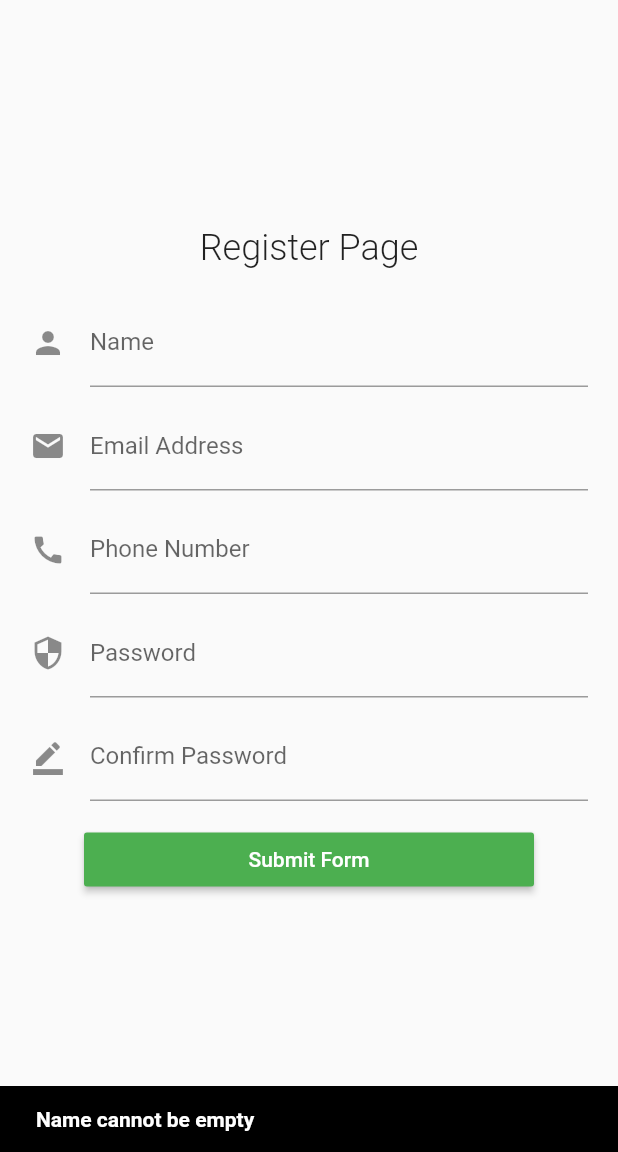
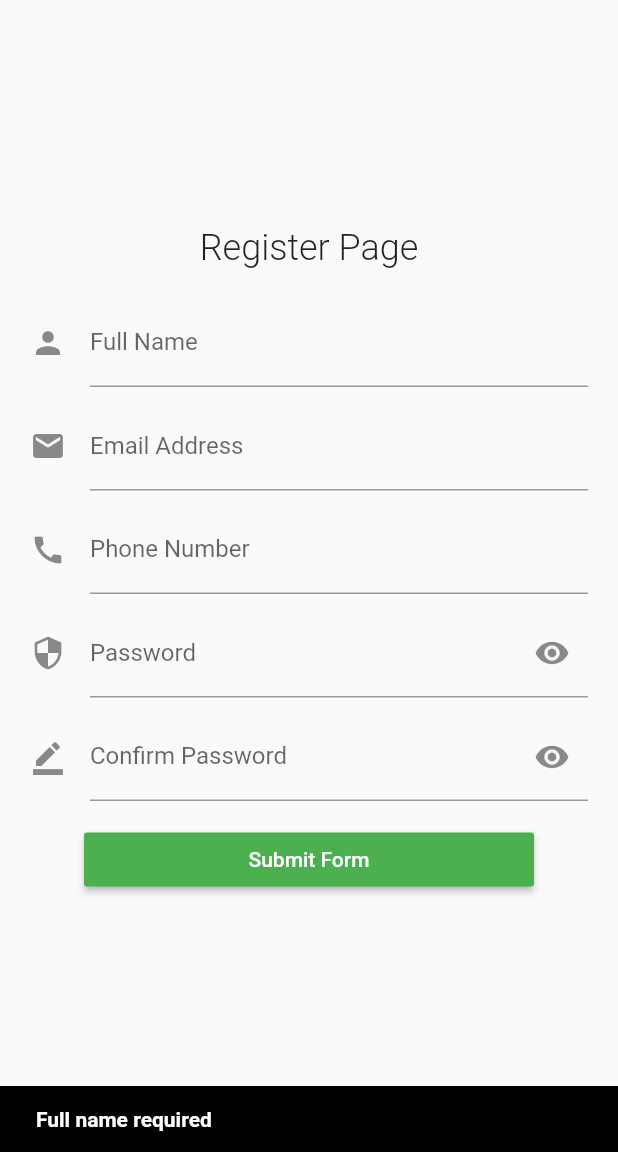
Before and after one commit to techwithsam/flutter_form_validation, a Flutter app: the screen it shows after launch, after a tap on "Submit Form", on a phone screen of 412 x 824 dp, the part 84-1236 px from its top. Run offline on Flutter 3.47's test engine with Material 2 defaults, Android fonts, the phone set to English and light mode, and no system bars.

Commit message:
Hide and Show password added

```diff
--- a/lib/main.dart
+++ b/lib/main.dart
@@ -26,13 +26,13 @@ class MyHomePage extends StatefulWidget {
 }
 
 class _MyHomePageState extends State<MyHomePage> {
-  //TextEditingController _name, _email, _phn, _pass, _cpass;
   TextEditingController _name = TextEditingController();
   TextEditingController _email = TextEditingController();
   TextEditingController _phn = TextEditingController();
   TextEditingController _pass = TextEditingController();
   TextEditingController _cpass = TextEditingController();
   var _formKey = GlobalKey<ScaffoldState>();
+  bool hidePass = true;
   @override
   Widget build(BuildContext context) {
     return Scaffold(
@@ -64,7 +64,7 @@ class _MyHomePageState extends State<MyHomePage> {
                       controller: _name,
                       decoration: InputDecoration(
                         icon: Icon(Icons.person),
-                        labelText: 'Name',
+                        labelText: 'Full Name',
                       ),
                     ),
                     SizedBox(height: 10),
@@ -87,19 +87,31 @@ class _MyHomePageState extends State<MyHomePage> {
                     SizedBox(height: 10),
                     TextFormField(
                       controller: _pass,
-                      obscureText: true,
+                      obscureText: hidePass,
                       decoration: InputDecoration(
                         labelText: 'Password',
                         icon: Icon(Icons.security),
+                        suffixIcon: IconButton(
+                          icon: Icon(Icons.visibility),
+                          onPressed: () {
+                            showandhide();
+                          },
+                        ),
                       ),
                     ),
                     SizedBox(height: 10),
                     TextFormField(
-                      obscureText: true,
+                      obscureText: hidePass,
                       controller: _cpass,
                       decoration: InputDecoration(
                         labelText: 'Confirm Password',
                         icon: Icon(Icons.border_color),
+                        suffixIcon: IconButton(
+                          icon: Icon(Icons.visibility),
+                          onPressed: () {
+                            showandhide();
+                          },
+                        ),
                       ),
                     ),
                     SizedBox(height: 15),
@@ -132,6 +144,12 @@ class _MyHomePageState extends State<MyHomePage> {
     );
   }
 
+  showandhide() {
+    setState(() {
+      hidePass = !hidePass;
+    });
+  }
+
   void _showInSnackBar({String message}) {
     _formKey.currentState.showSnackBar(
       SnackBar(
@@ -151,18 +169,15 @@ class _MyHomePageState extends State<MyHomePage> {
 
   formValidate({name, email, phn, pass, cpass}) {
     if (name.toString().isEmpty) {
-      print('name cannot be empty');
-      _showInSnackBar(message: 'Name cannot be empty');
+      _showInSnackBar(message: 'Full name required');
     } else if (email.toString().isEmpty) {
-      print('email cannot be empty');
-      _showInSnackBar(message: 'Email cannot be empty');
+      _showInSnackBar(message: 'Invalid email address');
     } else if (phn.toString().isEmpty) {
-      _showInSnackBar(message: 'Phone no cannot be empty');
+      _showInSnackBar(message: 'Invalid phone number');
     } else if (pass.toString().isEmpty || pass.length != 8) {
-      print('8 digits required for password');
-      _showInSnackBar(message: '8 digits required for password');
+      _showInSnackBar(message: '8 character required for password');
     } else if (cpass.toString() != pass.toString()) {
-      _showInSnackBar(message: '8 digits required for password');
+      _showInSnackBar(message: 'Password does not match');
     } else {
       openDia(name: name);
     }
@@ -173,8 +188,8 @@ class _MyHomePageState extends State<MyHomePage> {
         context: context,
         builder: (BuildContext context) {
           return AlertDialog(
-            content: Text('$name has been verified to login'),
-            title: Text('Login Successful'),
+            content: Text('$name is now a verified account'),
+            title: Text('Registration Successful'),
             actions: <Widget>[
               MaterialButton(
                 onPressed: () {
```
